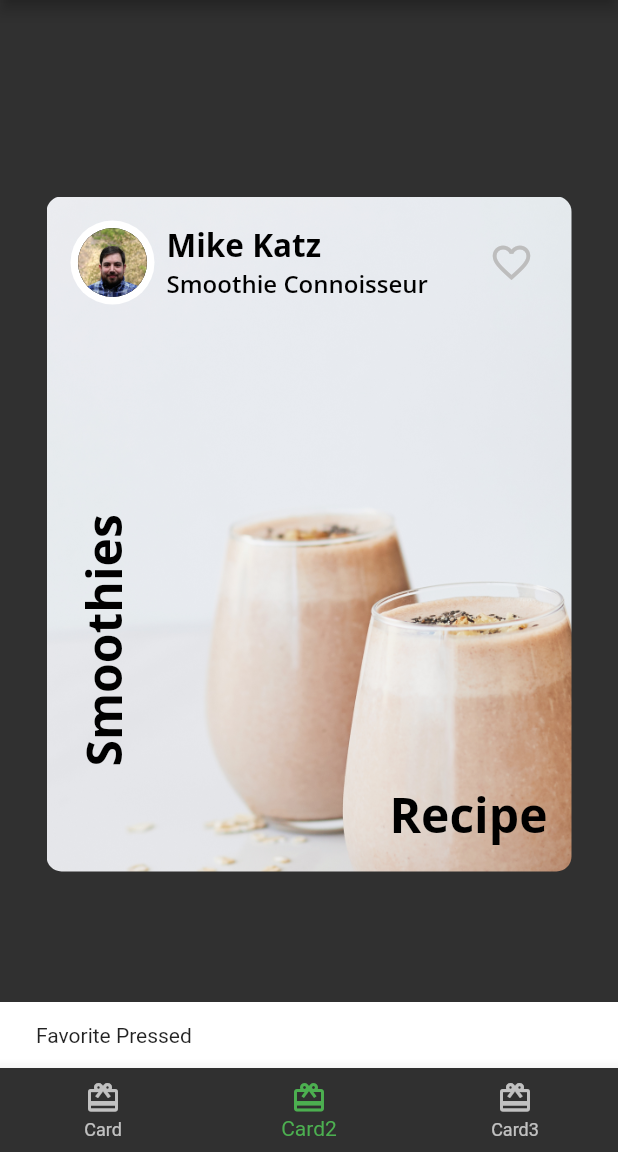
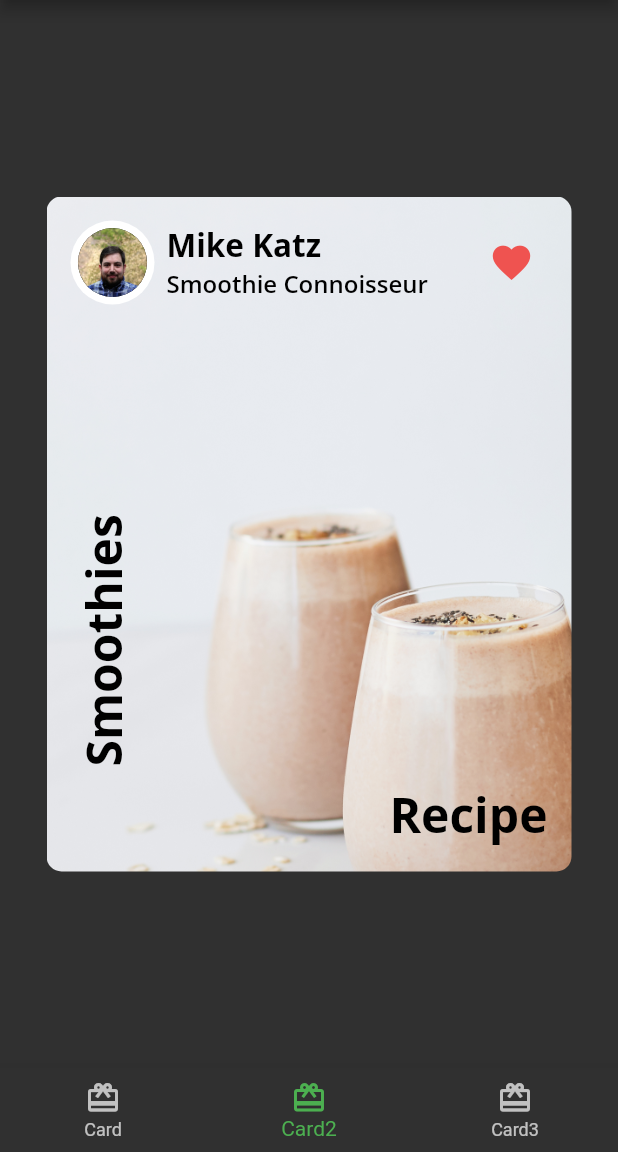
Before and after one commit to raulterraferrao/flutter-apprentice-book, a Flutter app: the screen it shows after launch, item 2 of the bottom bar chosen, after a tap on the "favorite outline" icon, on a phone screen of 412 x 824 dp, the part 84-1236 px from its top. Run offline on Flutter 3.47's test engine with Material 2 defaults, Android fonts, the phone set to English and light mode, and no system bars; our stand-ins replace google_fonts.

Commit message:
Finished the second part of the book, the Fooderlichapp

```diff
--- a/flutter_apprentice_book_fooderlich_app_2/lib/author_card.dart
+++ b/flutter_apprentice_book_fooderlich_app_2/lib/author_card.dart
@@ -3,7 +3,7 @@
 import 'package:flutter_apprentice_book_fooderlich_app_2/fooderlich_theme.dart';
 import 'package:flutter_apprentice_book_fooderlich_app_2/main.dart';
 
-class AuthorCard extends StatelessWidget {
+class AuthorCard extends StatefulWidget {
   final String authorName;
   final String title;
   final ImageProvider? imageProvider;
@@ -16,6 +16,12 @@
   }) : super(key: key);
 
   @override
+  _AuthorCardState createState() => _AuthorCardState();
+}
+
+class _AuthorCardState extends State<AuthorCard> {
+  bool _isFavorited = false;
+  @override
   Widget build(BuildContext context) {
     return Container(
       padding: const EdgeInsets.all(16),
@@ -24,7 +30,7 @@
         children: [
           Row(children: [
             CircleImage(
-              imageProvider: imageProvider,
+              imageProvider: widget.imageProvider,
               imageRadius: 28,
             ),
             const SizedBox(
@@ -34,23 +40,24 @@
               crossAxisAlignment: CrossAxisAlignment.start,
               children: [
                 Text(
-                  authorName,
+                  widget.authorName,
                   style: FooderlichTheme.lightTextTheme.headline2,
                 ),
                 Text(
-                  title,
+                  widget.title,
                   style: FooderlichTheme.lightTextTheme.headline3,
                 )
               ],
             ),
           ]),
           IconButton(
-            icon: const Icon(Icons.favorite_border),
+            icon: Icon(_isFavorited ? Icons.favorite : Icons.favorite_border),
             iconSize: 30,
-            color: Colors.grey[400],
+            color: Colors.red[400],
             onPressed: () {
-              const snackBar = SnackBar(content: Text('Favorite Pressed'));
-              ScaffoldMessenger.of(context).showSnackBar(snackBar);
+              setState(() {
+                _isFavorited = !_isFavorited;
+              });
             },
           )
         ],
```
